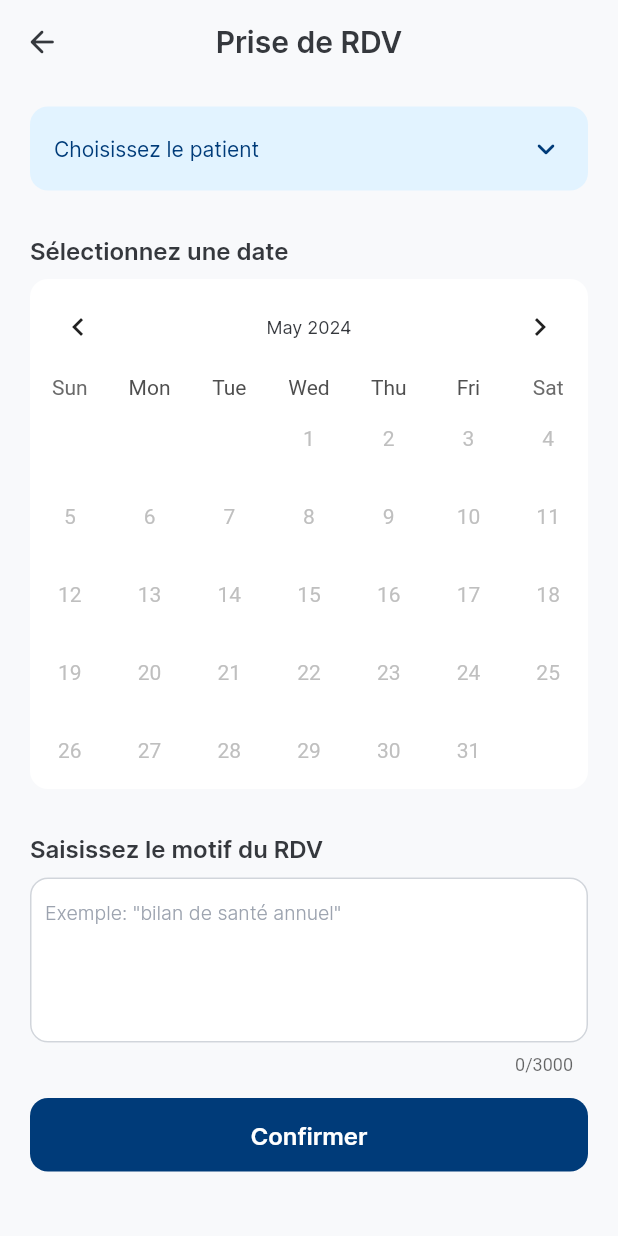
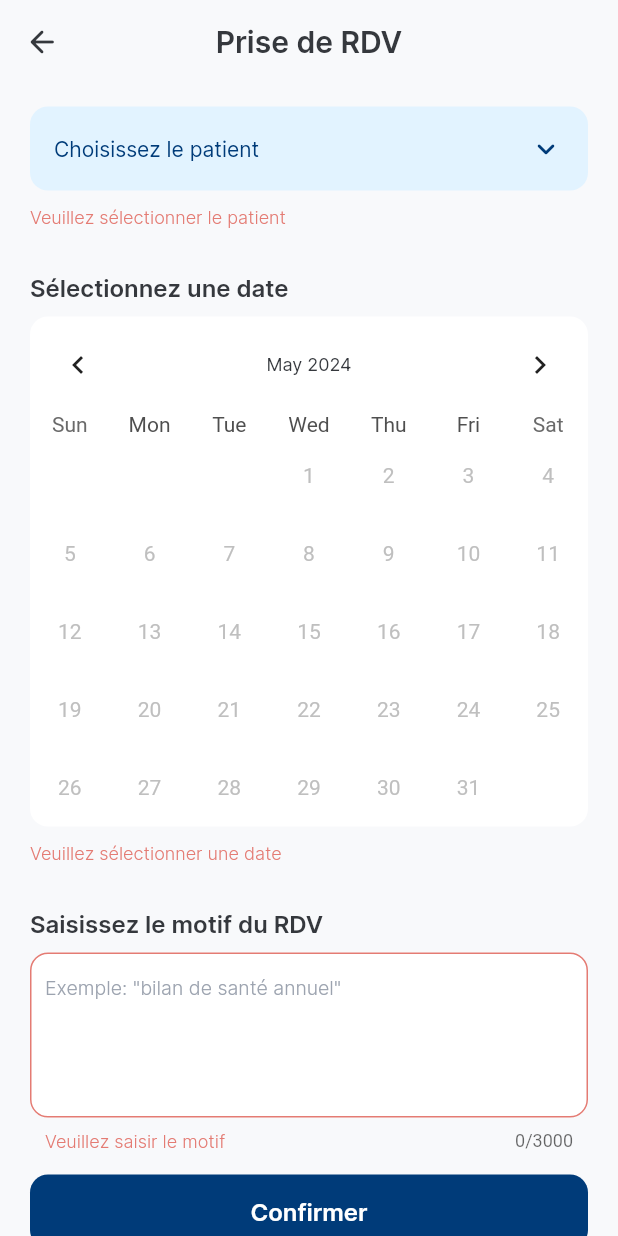
Before and after one commit to AmineMriri/gras_savoye_web, a Flutter app: the AddAptScreen screen opened directly with empty values, after a tap on "Confirmer", on a phone screen of 412 x 824 dp. Run offline on Flutter 3.47's test engine with Material 3 defaults, Android fonts, the light colour scheme and no system bars; drawn by our look-alikes of table_calendar; our stand-ins replace animated_custom_dropdown, badges, connectivity_plus, dotted_border, file_picker, flutter_slidable and 9 more; missing offline and left inert: encrypt, iconify_flutter, number_paginator, odoo_rpc, open_file_plus, open_settings_plus; accounts and stored records are empty.

Commit message:
form valdiation appointments

```diff
--- /dev/null
+++ b/lib/helper/config.dart
@@ -0,0 +1,8 @@
+class AppConfig {
+  static const String localServerUrl = 'http://192.168.2.80:8069/';
+  static const String localDbUsername = 'admin';
+  static const String localDbPassword = 'admin';
+  static const String serverUrl = 'http://vps-015df9c1.vps.ovh.net:8079/';
+  static const String dbUsername = 'testportail@test.com';
+  static const String dbPassword = '%ZmYcp^No~1`!7H01T';
+}
--- a/lib/models/appointment.dart
+++ b/lib/models/appointment.dart
@@ -1,10 +1,9 @@
 import 'package:healio/models/family_member.dart';
-
 import 'doctor.dart';
 
 class Appointment {
   final int aptId;
-  final Doctor doctor;
+  final Doctor? doctor;
   final String date;
   final String time;
   final FamilyMember? familyMember;
@@ -14,7 +13,7 @@ class Appointment {
 
   Appointment({
     required this.aptId,
-    required this.doctor,
+    this.doctor,
     required this.date,
     required this.time,
     this.familyMember,
@@ -26,7 +25,7 @@ class Appointment {
   factory Appointment.fromJson(Map<String, dynamic> json) {
     return Appointment(
       aptId: json['apt_id'],
-      doctor: json['doctor'] as Doctor,
+      doctor: json['doctor'] == false ? null : json['doctor'] as Doctor,
       date: json['date'],
       time: json['time'],
       familyMember: json['patient'] == false ? null : json['patient'],
--- a/lib/view_models/appointment_view_model.dart
+++ b/lib/view_models/appointment_view_model.dart
@@ -3,16 +3,19 @@ import 'package:healio/models/responses/appointment/av_dates_response.dart';
 import 'package:healio/models/responses/appointment/av_time_slots_response.dart';
 import 'package:odoo_rpc/odoo_rpc.dart';
 
+import '../helper/config.dart';
 import '../models/responses/appointment/book_apt_reponse.dart';
 import '../models/responses/doctor/details_doctor_reponse.dart';
 import '../models/responses/doctor/list_doctors_response.dart';
 
 class AppointmentViewModel with ChangeNotifier {
-  OdooClient clientLocal = OdooClient('http://192.168.1.14:8069/');
+  OdooClient clientLocal = OdooClient(AppConfig.localServerUrl);
+  String dbName='odoo_test';
 
   Future<AvDatesResponse> getAvailableDatesForPhysician(int physicianId) async {
     try {
-      await clientLocal.authenticate('odoo_test', 'admin', 'admin');
+      await clientLocal.authenticate(
+          dbName, AppConfig.localDbUsername, AppConfig.localDbPassword);
       final requestData = {
         'physician_id': physicianId,
       };
@@ -32,7 +35,8 @@ class AppointmentViewModel with ChangeNotifier {
 
   Future<AvTimeSlotsResponse> getAvailableTimeSlots(int physicianId, DateTime date) async {
     try {
-      await clientLocal.authenticate('odoo_test', 'admin', 'admin');
+      await clientLocal.authenticate(
+          dbName, AppConfig.localDbUsername, AppConfig.localDbPassword);
       final requestData = {
         'physician_id': physicianId,
         'date_str': date.toString(),
@@ -53,7 +57,8 @@ class AppointmentViewModel with ChangeNotifier {
 
   Future<BookAptResponse> bookApt(int docId, String patient, DateTime date, String motif) async {
     try {
-      await clientLocal.authenticate('odoo_test', 'admin', 'admin');
+      await clientLocal.authenticate(
+          dbName, AppConfig.localDbUsername, AppConfig.localDbPassword);
       final requestData = {
         'doc_id': docId,
         'patient': patient,
--- a/lib/views/appointments/add_apt_screen.dart
+++ b/lib/views/appointments/add_apt_screen.dart
@@ -1,6 +1,7 @@
 import 'package:flutter/material.dart';
 import 'package:flutter_spinkit/flutter_spinkit.dart';
 import 'package:healio/helper/providers/theme_provider.dart';
+import 'package:healio/models/appointment.dart';
 import 'package:healio/models/doctor.dart';
 import 'package:healio/models/responses/appointment/av_dates_response.dart';
 import 'package:healio/models/responses/appointment/av_time_slots_response.dart';
@@ -37,8 +38,12 @@ class _AddAptScreenState extends State<AddAptScreen> {
   ];
 
   final CalendarFormat _calendarFormat = CalendarFormat.month;
+  String _selectedPatient="";
   DateTime _selectedDay = DateTime.now();
   DateTime _focusedDay = DateTime.now();
+  int selectedSlotIndex = -1;
+  String _selectedTime = "";
+  String _motif="";
   late AppointmentViewModel appointmentViewModel;
   bool isLoadingDays = true;
   bool isSlotsHidden = true;
@@ -46,6 +51,9 @@ class _AddAptScreenState extends State<AddAptScreen> {
   bool isErrorDays = false;
   List<dynamic> dates=[];
   List<dynamic> slots=[];
+  bool _selectedPatientError=false;
+  bool _selectedDayError=false;
+  bool _selectedTimeError=false;
 
   @override
   void initState() {
@@ -132,6 +140,7 @@ class _AddAptScreenState extends State<AddAptScreen> {
       });
     }
   }
+  final GlobalKey<FormState> _formKey = GlobalKey<FormState>();
 
   @override
   Widget build(BuildContext context) {
@@ -174,6 +183,8 @@ class _AddAptScreenState extends State<AddAptScreen> {
                 SingleChildScrollView(
                   child: Container(
                     padding: const EdgeInsets.symmetric(horizontal: 20),
+                    child: Form(
+                      key: _formKey,
                       child: Column(
                         crossAxisAlignment: CrossAxisAlignment.start,
                         children: [
@@ -187,74 +198,14 @@ class _AddAptScreenState extends State<AddAptScreen> {
                             hint: 'Choisissez le patient',
                             notFoundString: 'Aucun',
                             onValueChanged: (selectedValue) {
-                            print('Selected patient value: $selectedValue');
+                              _selectedPatient=selectedValue;
+                              setState(() {
+                                _selectedPatientError=false;
+                              });
+                              print('Selected patient value: $_selectedPatient');
                             },
                           ),
-                        /*Container(
-                              margin: const EdgeInsets.fromLTRB(35, 5, 25, 0),
-                              child:
-                              TextFormField(
-                                //controller: messageController,
-                                style: appTextStyles.greyLight13,
-                                keyboardType: TextInputType.multiline,
-                                maxLines: 5,
-                                maxLength: 3000,
-                                validator: (value) {
-                                  if (value == null || value.isEmpty) {
-                                    return "Le message ne doit pas être vide";
-                                  } else {
-                                    return null;
-                                  }
-                                },
-                                decoration: InputDecoration(
-                                    contentPadding: const EdgeInsets.symmetric(vertical: 15),
-                                    enabledBorder: OutlineInputBorder(
-                                      borderRadius: BorderRadius.circular(12),
-                                      borderSide: BorderSide(
-                                        color: themeProvider.lightSilver,
-                                        width: 1,
-                                      ),
-                                    ),
-                                    errorBorder: OutlineInputBorder(
-                                      borderRadius: BorderRadius.circular(12),
-                                      borderSide: BorderSide(
-                                        color: themeProvider.red,
-                                        width: 1,
-                                      ),
-                                    ),
-                                    errorStyle: appTextStyles.redLight13,
-                                    hintText: 'Saisissez le motif du RDV ...',
-                                    hintStyle: appTextStyles.cadetGreyLight13,
-                                    filled: true,
-                                    fillColor: Colors.white,
-                                    border: OutlineInputBorder(
-                                      borderRadius: BorderRadius.circular(12),
-                                      borderSide: BorderSide.none,
-                                    ),
-                                ),
-                              ),
-                            ),*/
-                        /*const SizedBox(
-                              height: 15,
-                            ),
-                            //SEARCH ICON CONTAINER
-                            Align(
-                              alignment: Alignment.centerRight,
-                              child: Container(
-                                constraints: const BoxConstraints(minWidth: 48, minHeight: 48),
-                                decoration: BoxDecoration(
-                                  borderRadius: BorderRadius.circular(12.0),
-                                  color: themeProvider.ateneoBlue,
-                                ),
-                                child: IconButton(
-                                  icon: Icon(
-                                    Icons.search_rounded,
-                                    color: themeProvider.bubbles,
-                                  ),
-                                  onPressed: ()=>null,
-                                ),
-                              ),
-                            ),*/
+                          errorWidget(appTextStyles, "Veuillez sélectionner le patient", _selectedPatientError),
                           const SizedBox(
                             height: 30,
                           ),
@@ -268,6 +219,7 @@ class _AddAptScreenState extends State<AddAptScreen> {
                             ),
                             child: calendar(themeProvider, appTextStyles),
                           ),
+                          errorWidget(appTextStyles, "Veuillez sélectionner une date", _selectedDayError),
                           const SizedBox(
                             height: 30,
                           ),
@@ -283,8 +235,9 @@ class _AddAptScreenState extends State<AddAptScreen> {
                               isLoadingSlots ? Container(
                                 margin: const EdgeInsets.only(bottom: 30),
                                 alignment: Alignment.center,
-                              child: const CircularProgressIndicator(),
+                                child: CircularProgressIndicator(color: themeProvider.blue,),
                               ) : _buildTimeList(themeProvider, appTextStyles, width),
+                              errorWidget(appTextStyles, "Veuillez sélectionner un créneau", _selectedTimeError),
                               const SizedBox(
                                 height: 15,
                               ),
@@ -299,12 +252,15 @@ class _AddAptScreenState extends State<AddAptScreen> {
                             hint: 'Exemple: "bilan de santé annuel"',
                             validator: (value) {
                               if (value == null || value.isEmpty) {
-                              return "Le motif ne doit pas être vide";
+                                return "Veuillez saisir le motif";
+                              }  else if (value.length < 20) {
+                                return 'Le motif doit contenir au moins 20 caractères';
                               } else {
                                 return null;
                               }
                             },
                             onSaved: (value){
+                              _motif=value ?? "";
                               print(value);
                             },
                           ),
@@ -320,7 +276,16 @@ class _AddAptScreenState extends State<AddAptScreen> {
                                     txtStyle: appTextStyles.whiteSemiBold16,
                                     btnColor: themeProvider.ateneoBlue,
                                     btnWidth: double.maxFinite,
-                                  onPressed: () => null),
+                                  onPressed: () {
+                                    if(!formIsInvalid()){
+                                      print("patient: $_selectedPatient");
+                                      print("date: $_selectedDay");
+                                      print("time: $_selectedTime");
+                                      print("motif: $_motif");
+                                      print("Processing appointment booking...");
+                                    }
+                                  },
+                                ),
                               ),
                             ],
                           ),
@@ -328,6 +293,7 @@ class _AddAptScreenState extends State<AddAptScreen> {
                             height: 15,
                           ),
                         ],
+                      ),
                     ),
                   ),
                 ),
@@ -416,9 +382,6 @@ class _AddAptScreenState extends State<AddAptScreen> {
     }
   }*/
 
-  int selectedIndex = -1;
-  String _selectedTime = "";
-
   Widget _buildTimeList(
       ThemeProvider themeProvider, AppTextStyles appTextStyles, double width) {
     int count = slots.length;
@@ -429,24 +392,25 @@ class _AddAptScreenState extends State<AddAptScreen> {
         (count / itemsPerRow).ceil() *
         (1 / ratio);
     return SizedBox(
-      height: calcHeight, // Set a fixed height or adjust as needed
+      height: calcHeight,
       child: GridView.builder(
         physics: const NeverScrollableScrollPhysics(),
         gridDelegate: const SliverGridDelegateWithFixedCrossAxisCount(
-          crossAxisCount: 3, // Adjust the number of columns as needed
-          mainAxisSpacing: 10.0, // Spacing between rows
-          crossAxisSpacing: 10.0, // Spacing between columns
-          childAspectRatio: ratio, // Adjust aspect ratio of each grid item
+          crossAxisCount: 3,
+          mainAxisSpacing: 10.0,
+          crossAxisSpacing: 10.0,
+          childAspectRatio: ratio,
         ),
         itemCount: slots.length,
         itemBuilder: (context, index) {
-          bool isSelected = selectedIndex == index;
+          bool isSelected = selectedSlotIndex == index;
 
           return GestureDetector(
             onTap: () {
               setState(() {
-                selectedIndex = index;
-                _selectedTime = slots[selectedIndex];
+                selectedSlotIndex = index;
+                _selectedTime = slots[selectedSlotIndex];
+                _selectedTimeError = false;
               });
             },
             child: Container(
@@ -524,12 +488,69 @@ class _AddAptScreenState extends State<AddAptScreen> {
       onDaySelected: (selectedDay, focusedDay) {
         setState(() {
           _selectedTime = "";
-          selectedIndex = -1;
+          selectedSlotIndex = -1;
           _selectedDay = selectedDay;
+          _selectedDayError = false;
           _focusedDay = focusedDay;
           fetchTimeSlots(selectedDay);
         });
       },
     );
   }
+
+  bool formIsInvalid() {
+    if (_selectedPatient.isEmpty) {
+      setState(() {
+        _selectedPatientError = true;
+      });
+    } else{
+      setState(() {
+        _selectedPatientError = false;
+      });
     }
+
+    if (isSlotsHidden) {
+      setState(() {
+        _selectedDayError = true;
+      });
+    } else{
+      setState(() {
+        _selectedDayError = false;
+      });
+    }
+
+    if (_selectedTime.isEmpty) {
+      setState(() {
+        _selectedTimeError = true;
+      });
+    } else{
+      setState(() {
+        _selectedTimeError = false;
+      });
+    }
+    bool motifError=false;
+    if(_formKey.currentState!.validate()){
+      motifError=false;
+    } else{
+      motifError=true;
+    }
+    return _selectedPatientError || _selectedDayError || _selectedTimeError || motifError;
+  }
+
+ Widget errorWidget(AppTextStyles appTextStyles, String msg, bool condition){
+    return  Visibility(
+      visible: condition,
+      child: Column(
+        children: [
+          const SizedBox(
+            height: 10,
+          ),
+          Text(
+            msg,
+            style: appTextStyles.redLight13,
+          )
+        ],
+      ),
+    );
+ }
+}
--- a/lib/views/appointments/appointments_screen.dart
+++ b/lib/views/appointments/appointments_screen.dart
@@ -23,7 +23,7 @@ class _AppointmentsScreenState extends State<AppointmentsScreen>
   @override
   void initState() {
     super.initState();
-    _tabController = TabController(length: 3, vsync: this);
+    _tabController = TabController(length: 2, vsync: this);
   }
 
   @override
--- a/lib/views/bulletins/bulletins_screen.dart
+++ b/lib/views/bulletins/bulletins_screen.dart
@@ -403,7 +403,6 @@ class _BulletinsScreenState extends State<BulletinsScreen>
         case 1:
           // retrieve bs list
           bsList = bulletinResponse.bulletins;
-          print("here test bs: ${bsList.toString()}");
           int counter = 1;
           setState(() {
             categorizeBSLists();
```
Also changed, not shown: lib/view_models/bulletin_view_model.dart (+7 -5 lines), lib/view_models/doctor_view_model.dart (+9 -26 lines), lib/view_models/user_view_model.dart (+7 -5 lines). Lines whose indentation alone changed are shown as unchanged.
